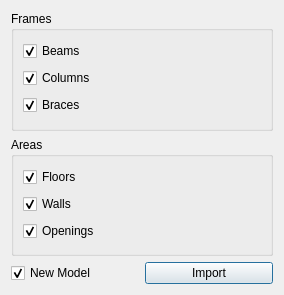
Above: widgets/import_model.ui from ebrahimraeyat/civilTools before the change. Below: the same form after it.
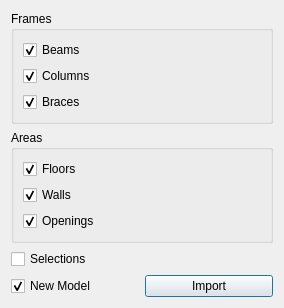
That is the form after the change. Icons and pictures are not drawn.

Commit message: Ability to mport selected objects in freecad

Patch:
```diff
--- a/widgets/import_model.ui
+++ b/widgets/import_model.ui
@@ -114,6 +114,19 @@
      </layout>
     </widget>
    </item>
+   <item>
+    <widget class="QCheckBox" name="selections">
+     <property name="enabled">
+      <bool>true</bool>
+     </property>
+     <property name="text">
+      <string>Selections</string>
+     </property>
+     <property name="checked">
+      <bool>false</bool>
+     </property>
+    </widget>
+   </item>
    <item>
     <layout class="QHBoxLayout" name="horizontalLayout">
      <item>
```
The commit also changes 2 other files.
